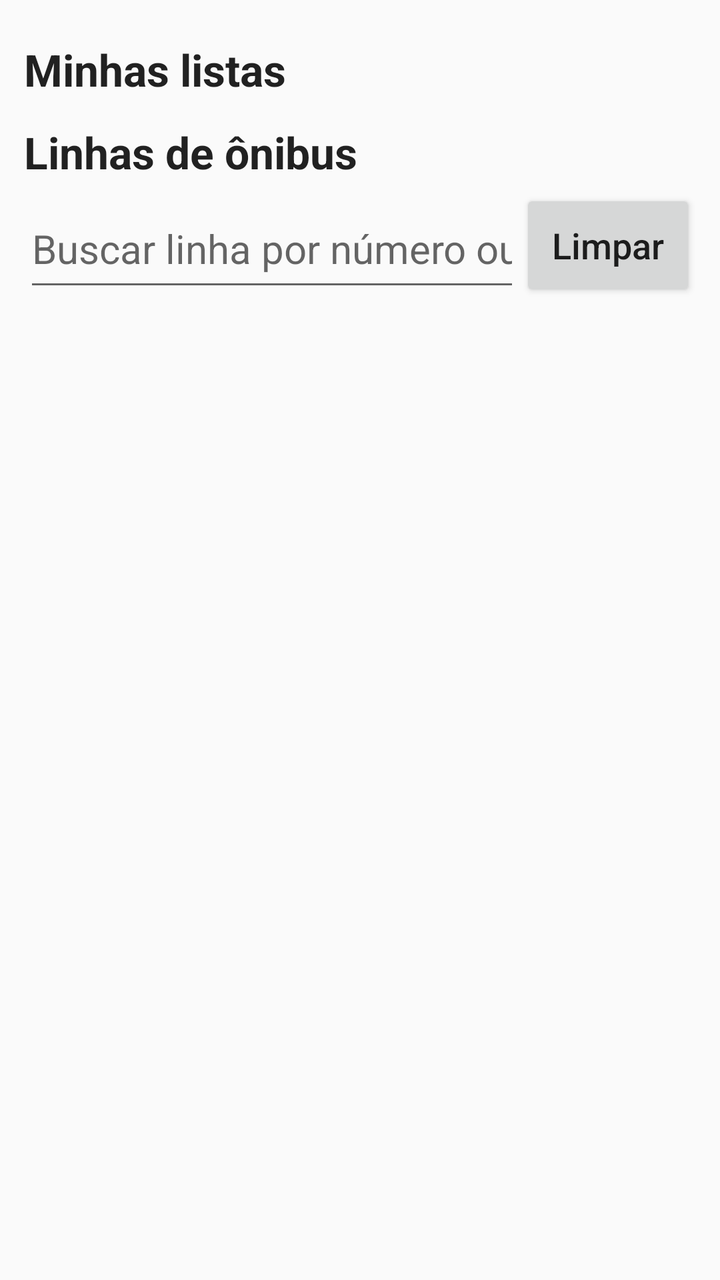
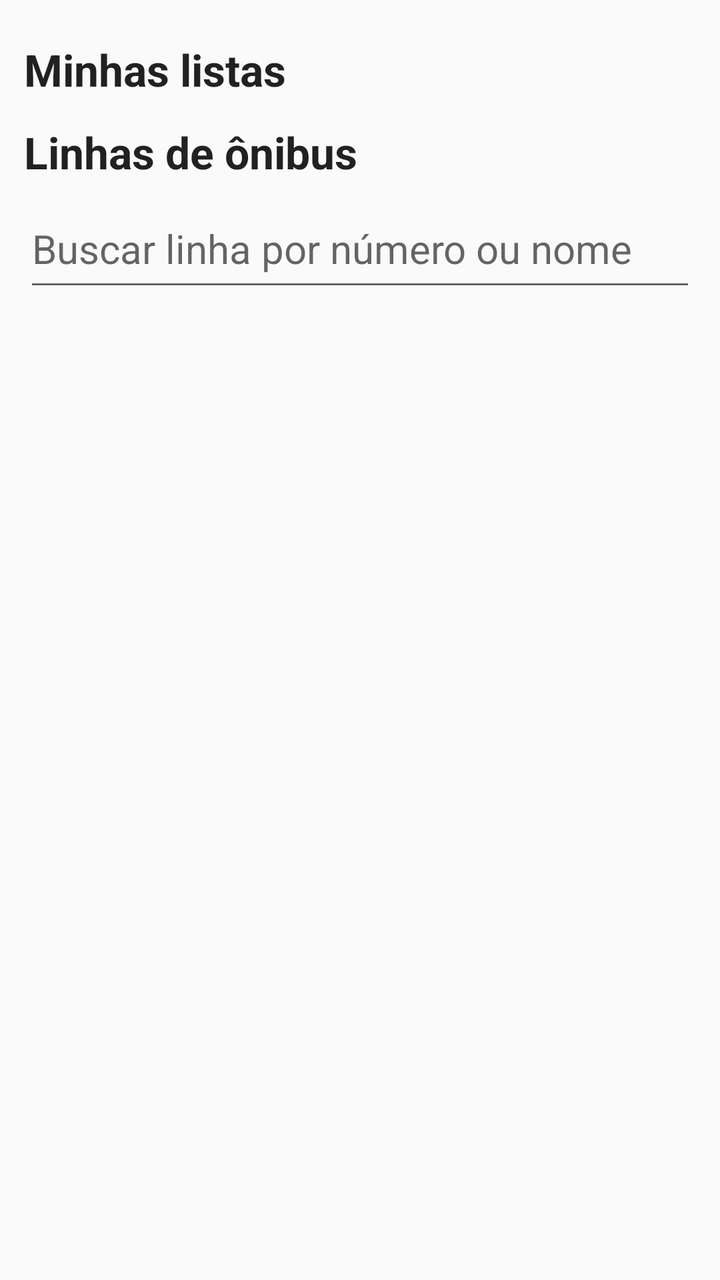

Before-and-after screenshots of an Android layout around one commit, followed by the original layout XML and the change that was made.
<!-- AndroidManifest.xml: application theme AppTheme -->
<!-- res/layout/activity_main.xml -->
<?xml version="1.0" encoding="utf-8"?>
<LinearLayout xmlns:android="http://schemas.android.com/apk/res/android"
    android:layout_width="match_parent"
    android:layout_height="match_parent"
    android:orientation="vertical"
    android:padding="12dp">

    <TextView
        android:id="@+id/listsTitle"
        style="@style/Heading"
        android:text="Minhas listas" />

    <ScrollView
        android:id="@+id/listsScroll"
        android:layout_width="match_parent"
        android:layout_height="wrap_content">

        <LinearLayout
            android:id="@+id/listsBox"
            android:layout_width="match_parent"
            android:layout_height="wrap_content"
            android:orientation="vertical" />
    </ScrollView>

    <TextView
        android:id="@+id/linesTitle"
        style="@style/Heading"
        android:labelFor="@+id/search"
        android:text="Linhas de ônibus" />

    <LinearLayout
        android:layout_width="match_parent"
        android:layout_height="wrap_content"
        android:gravity="center_vertical"
        android:orientation="horizontal">

        <EditText
            android:id="@+id/search"
            android:layout_width="0dp"
            android:layout_height="wrap_content"
            android:layout_weight="1"
            android:hint="Buscar linha por número ou nome"
            android:imeOptions="actionSearch"
            android:importantForAutofill="no"
            android:inputType="text"
            android:minHeight="56dp"
            android:singleLine="true"
            android:textSize="20sp" />

        <Button
            android:id="@+id/clearSearch"
            android:layout_width="wrap_content"
            android:layout_height="wrap_content"
            android:contentDescription="Limpar busca"
            android:text="Limpar" />
    </LinearLayout>

    <TextView
        android:id="@+id/status"
        style="@style/Body"
        android:accessibilityLiveRegion="polite" />

    <ListView
        android:id="@+id/lines"
        android:layout_width="match_parent"
        android:layout_height="0dp"
        android:layout_weight="1" />
</LinearLayout>
<!-- resources referenced by this layout -->
<resources>
  <style name="Body">
          <item name="android:layout_width">match_parent</item>
          <item name="android:layout_height">wrap_content</item>
          <item name="android:textSize">18sp</item>
          <item name="android:paddingTop">4dp</item>
          <item name="android:paddingBottom">4dp</item>
          <item name="android:textColor">?android:attr/textColorPrimary</item>
      </style>
  <style name="Heading">
          <item name="android:layout_width">match_parent</item>
          <item name="android:layout_height">wrap_content</item>
          <item name="android:textSize">22sp</item>
          <item name="android:textStyle">bold</item>
          <item name="android:paddingTop">8dp</item>
          <item name="android:paddingBottom">4dp</item>
          <item name="android:textColor">?android:attr/textColorPrimary</item>
      </style>
  <style name="AppTheme" parent="android:Theme.Material.Light.DarkActionBar">
          <item name="android:colorPrimary">@color/primary</item>
          <item name="android:colorPrimaryDark">@color/primaryDark</item>
          <item name="android:colorAccent">@color/accent</item>
          <item name="android:buttonStyle">@style/Btn</item>
          <item name="android:alertDialogTheme">@style/Dialog</item>
      </style>
  <color name="primary">#0B4F8A</color>
  <color name="primaryDark">#073560</color>
  <color name="accent">#0B6E4F</color>
  <style name="Btn" parent="android:Widget.Material.Button">
          <item name="android:textAllCaps">false</item>
          <item name="android:textSize">18sp</item>
          <item name="android:minHeight">56dp</item>
      </style>
  <style name="Dialog" parent="android:Theme.Material.Light.Dialog.Alert">
          <item name="android:textSize">20sp</item>
          <item name="android:colorAccent">@color/primary</item>
      </style>
</resources>

<!-- the commit's change to res/layout/activity_main.xml (unified diff, before → after) -->
@@ -52,7 +52,8 @@
             android:layout_width="wrap_content"
             android:layout_height="wrap_content"
             android:contentDescription="Limpar busca"
-            android:text="Limpar" />
+            android:text="Limpar"
+            android:visibility="gone" />
     </LinearLayout>
 
     <TextView
